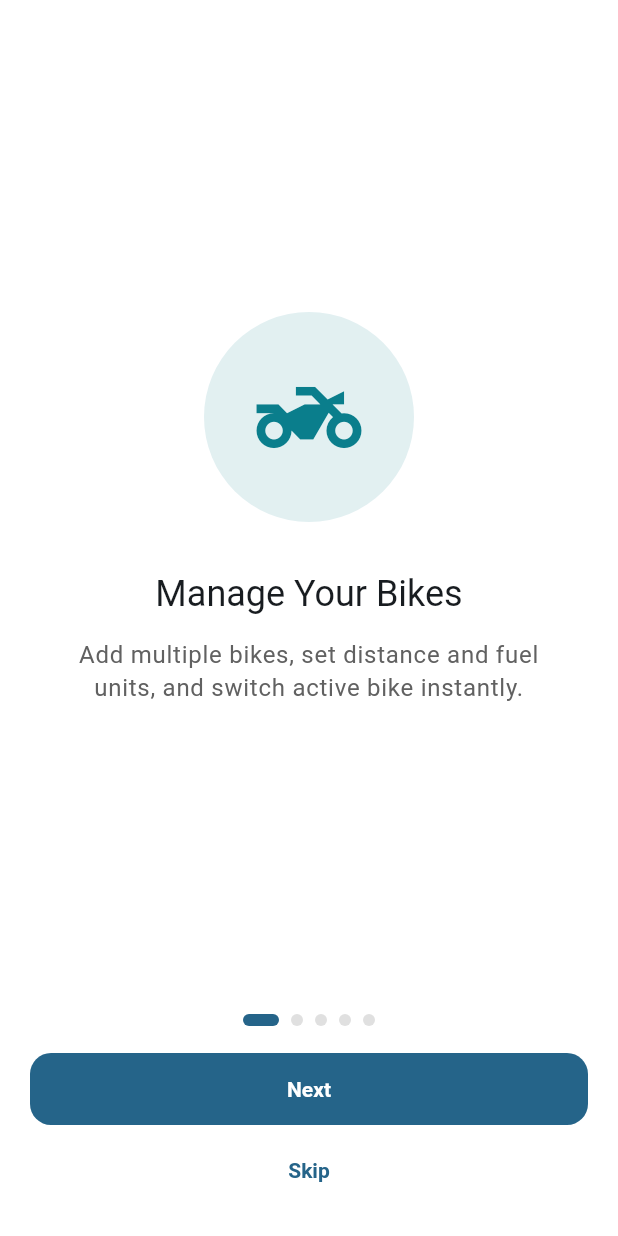
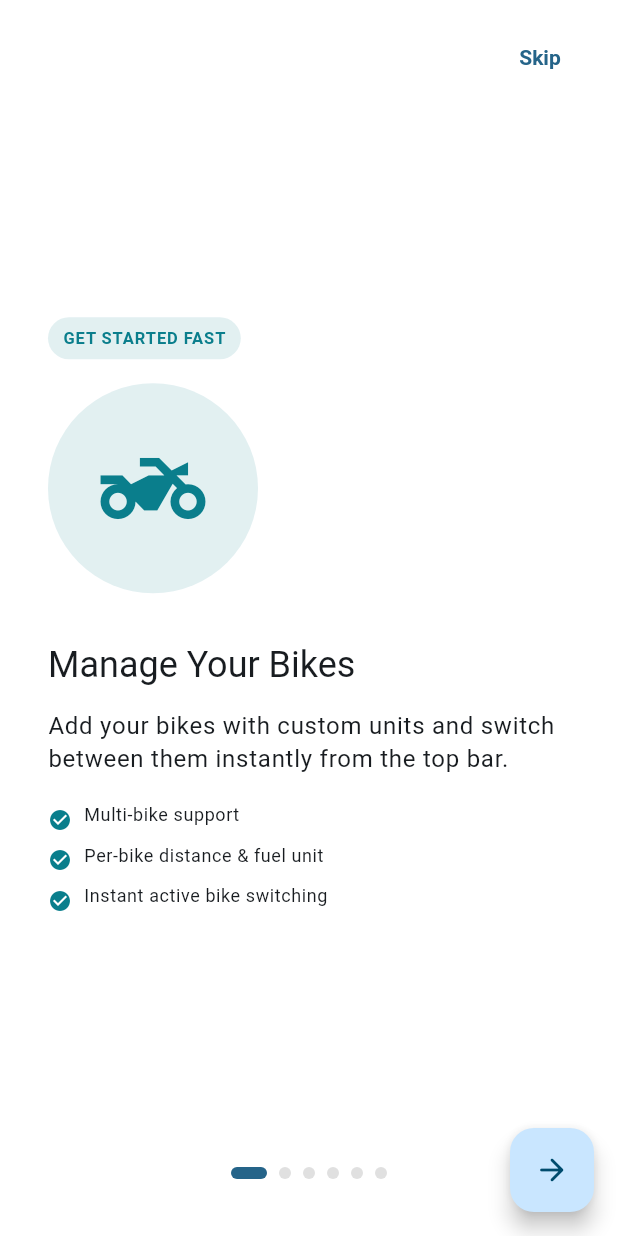
Before and after one commit to WorkWithAfridi/MotoMileage, a Flutter app: the screen it shows after launch, on a phone screen of 412 x 824 dp. Run offline on Flutter 3.47's test engine with Material 3 defaults, Android fonts, the phone set to English and light mode, and no system bars; our stand-ins replace fl_chart, get, share_plus, sqflite; accounts and stored records are empty.

Commit message:
Updated onboarding flow

```diff
--- a/lib/app/views/onboarding_view.dart
+++ b/lib/app/views/onboarding_view.dart
@@ -18,34 +18,82 @@ class _OnboardingViewState extends State<OnboardingView> {
 
   final List<_OnboardingPageData> _pages = const [
     _OnboardingPageData(
+      kicker: 'Get Started Fast',
       title: 'Manage Your Bikes',
-      description: 'Add multiple bikes, set distance and fuel units, and switch active bike instantly.',
+      description:
+          'Add your bikes with custom units and switch between them instantly from the top bar.',
       icon: Icons.two_wheeler,
       color: Color(0xFF0A7E8C),
+      highlights: [
+        'Multi-bike support',
+        'Per-bike distance & fuel unit',
+        'Instant active bike switching',
+      ],
     ),
     _OnboardingPageData(
+      kicker: 'Daily Logging',
       title: 'Log Fuel In Seconds',
-      description: 'Use quick add to log odometer, quantity, and cost. Mileage and trip stats are calculated automatically.',
+      description:
+          'Use quick add for odometer, quantity, and cost. Mileage metrics are auto-calculated on every refill.',
       icon: Icons.local_gas_station,
       color: Color(0xFF1B998B),
+      highlights: [
+        'Quick Add form',
+        'Station suggestions from history',
+        'Auto trip, mileage, and cost-per-distance',
+      ],
     ),
     _OnboardingPageData(
+      kicker: 'Insightful Dashboard',
       title: 'Dashboard Insights',
-      description: 'View mileage trends, monthly expenses, refill behavior, and fuel split charts at a glance.',
+      description:
+          'Track fuel economy, spending, refill behavior, and trends with summary cards and charts.',
       icon: Icons.query_stats,
       color: Color(0xFF2D6A4F),
+      highlights: [
+        'Mileage and expense trends',
+        'Fuel type cost split',
+        'Tip of the Day and quick insights',
+      ],
     ),
     _OnboardingPageData(
+      kicker: 'Station Intelligence',
+      title: 'Fuel Station Report',
+      description:
+          'Compare stations by total spend, fuel volume, refill count, and average mileage performance.',
+      icon: Icons.local_gas_station_outlined,
+      color: Color(0xFF0F6C7B),
+      highlights: [
+        'Top stations by spend',
+        'Avg price per unit',
+        'Most used and best mileage station',
+      ],
+    ),
+    _OnboardingPageData(
+      kicker: 'Bike Care',
       title: 'Maintenance & Backup',
-      description: 'Track service history, get due reminders, and export or backup your data locally.',
+      description:
+          'Log service entries, get due reminders, export CSV, and create local JSON backups.',
       icon: Icons.build_circle,
       color: Color(0xFF22577A),
+      highlights: [
+        'Maintenance reminders',
+        'CSV export and JSON backup',
+        'Offline restore anytime',
+      ],
     ),
     _OnboardingPageData(
+      kicker: 'Explore Confidently',
       title: 'Try Demo Data',
-      description: 'From Settings, you can load a demo dataset to explore the app quickly. You can also reset all local data anytime.',
+      description:
+          'Load a rich demo dataset from Settings to explore features quickly. Reset data whenever needed.',
       icon: Icons.dataset_outlined,
       color: Color(0xFFB85C38),
+      highlights: [
+        'Bangladesh-based sample dataset',
+        'Great for first-time walkthrough',
+        'One-tap reset from Settings',
+      ],
     ),
   ];
 
@@ -67,11 +115,36 @@ class _OnboardingViewState extends State<OnboardingView> {
     final isLastPage = _pageIndex == _pages.length - 1;
 
     return Scaffold(
+      floatingActionButton: FloatingActionButton(
+        onPressed: () {
+          if (isLastPage) {
+            _finishOnboarding();
+            return;
+          }
+          _pageController.nextPage(
+            duration: const Duration(milliseconds: 260),
+            curve: Curves.easeOut,
+          );
+        },
+        child: const Icon(Icons.arrow_forward_rounded),
+      ),
       body: SafeArea(
         child: Padding(
           padding: const EdgeInsets.fromLTRB(0, 14, 0, 20),
           child: Column(
             children: [
+              Padding(
+                padding: const EdgeInsets.symmetric(horizontal: 20),
+                child: Row(
+                  children: [
+                    const Spacer(),
+                    TextButton(
+                      onPressed: _finishOnboarding,
+                      child: const Text('Skip'),
+                    ),
+                  ],
+                ),
+              ),
               Expanded(
                 child: PageView.builder(
                   controller: _pageController,
@@ -83,20 +156,76 @@ class _OnboardingViewState extends State<OnboardingView> {
                       padding: const EdgeInsets.symmetric(horizontal: 32),
                       child: Column(
                         mainAxisAlignment: MainAxisAlignment.center,
+                        crossAxisAlignment: CrossAxisAlignment.start,
                         children: [
+                          Container(
+                            padding: const EdgeInsets.symmetric(
+                              horizontal: 10,
+                              vertical: 6,
+                            ),
+                            decoration: BoxDecoration(
+                              color: item.color.withValues(alpha: 0.12),
+                              borderRadius: BorderRadius.circular(999),
+                            ),
+                            child: Text(
+                              item.kicker.toUpperCase(),
+                              style: Theme.of(context).textTheme.labelSmall
+                                  ?.copyWith(
+                                    color: item.color,
+                                    fontWeight: FontWeight.w700,
+                                    letterSpacing: 0.6,
+                                  ),
+                            ),
+                          ),
+                          const SizedBox(height: 16),
                           Container(
                             width: 140,
                             height: 140,
-                            decoration: BoxDecoration(color: item.color.withValues(alpha: 0.12), shape: BoxShape.circle),
+                            decoration: BoxDecoration(
+                              color: item.color.withValues(alpha: 0.12),
+                              shape: BoxShape.circle,
+                            ),
                             child: Icon(item.icon, size: 70, color: item.color),
                           ),
                           const SizedBox(height: 32),
-                          Text(item.title, textAlign: TextAlign.center, style: Theme.of(context).textTheme.headlineSmall),
+                          Text(
+                            item.title,
+                            style: Theme.of(context).textTheme.headlineSmall,
+                          ),
                           const SizedBox(height: 14),
                           Text(
                             item.description,
-                            textAlign: TextAlign.center,
-                            style: Theme.of(context).textTheme.bodyLarge?.copyWith(color: Colors.grey.shade700, height: 1.35),
+                            style: Theme.of(
+                              context,
+                            ).textTheme.bodyLarge?.copyWith(height: 1.35),
+                          ),
+                          const SizedBox(height: 18),
+                          ...item.highlights.map(
+                            (point) => Padding(
+                              padding: const EdgeInsets.only(bottom: 8),
+                              child: Row(
+                                crossAxisAlignment: CrossAxisAlignment.start,
+                                children: [
+                                  Padding(
+                                    padding: const EdgeInsets.only(top: 3),
+                                    child: Icon(
+                                      Icons.check_circle,
+                                      size: 16,
+                                      color: item.color,
+                                    ),
+                                  ),
+                                  const SizedBox(width: 8),
+                                  Expanded(
+                                    child: Text(
+                                      point,
+                                      style: Theme.of(
+                                        context,
+                                      ).textTheme.bodySmall,
+                                    ),
+                                  ),
+                                ],
+                              ),
+                            ),
                           ),
                         ],
                       ),
@@ -115,35 +244,15 @@ class _OnboardingViewState extends State<OnboardingView> {
                     width: isActive ? 24 : 8,
                     height: 8,
                     decoration: BoxDecoration(
-                      color: isActive ? Theme.of(context).colorScheme.primary : Colors.grey.shade300,
+                      color: isActive
+                          ? Theme.of(context).colorScheme.primary
+                          : Colors.grey.shade300,
                       borderRadius: BorderRadius.circular(12),
                     ),
                   );
                 }),
               ),
               const SizedBox(height: 18),
-              Padding(
-                padding: const EdgeInsets.symmetric(horizontal: 20),
-                child: SizedBox(
-                  width: double.infinity,
-                  child: Column(
-                    children: [
-                      FilledButton(
-                        onPressed: () {
-                          if (isLastPage) {
-                            _finishOnboarding();
-                            return;
-                          }
-                          _pageController.nextPage(duration: const Duration(milliseconds: 260), curve: Curves.easeOut);
-                        },
-                        child: Text(isLastPage ? 'Get Started' : 'Next'),
-                      ),
-                      const SizedBox(height: 6),
-                      TextButton(onPressed: _finishOnboarding, child: const Text('Skip')),
-                    ],
-                  ),
-                ),
-              ),
             ],
           ),
         ),
@@ -153,10 +262,19 @@ class _OnboardingViewState extends State<OnboardingView> {
 }
 
 class _OnboardingPageData {
-  const _OnboardingPageData({required this.title, required this.description, required this.icon, required this.color});
+  const _OnboardingPageData({
+    required this.kicker,
+    required this.title,
+    required this.description,
+    required this.icon,
+    required this.color,
+    required this.highlights,
+  });
 
+  final String kicker;
   final String title;
   final String description;
   final IconData icon;
   final Color color;
+  final List<String> highlights;
 }
```
